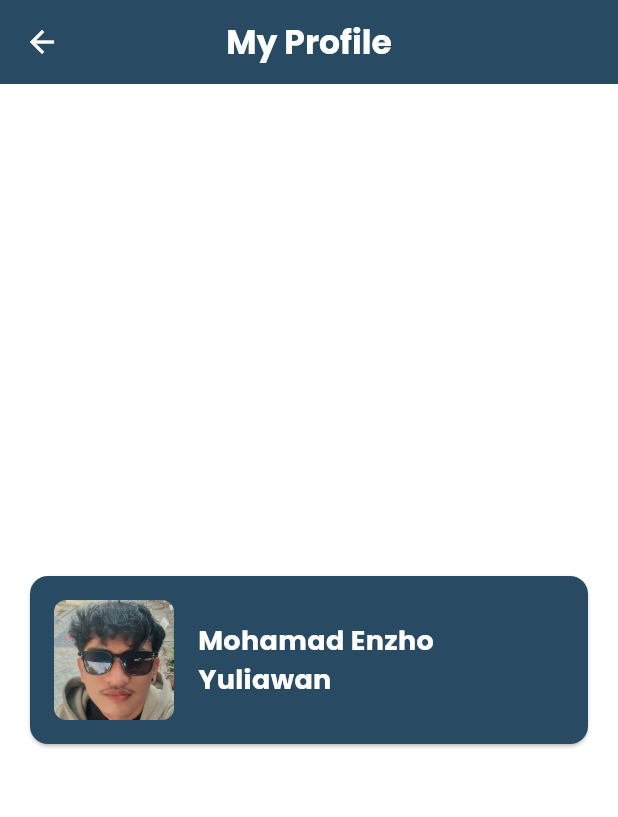
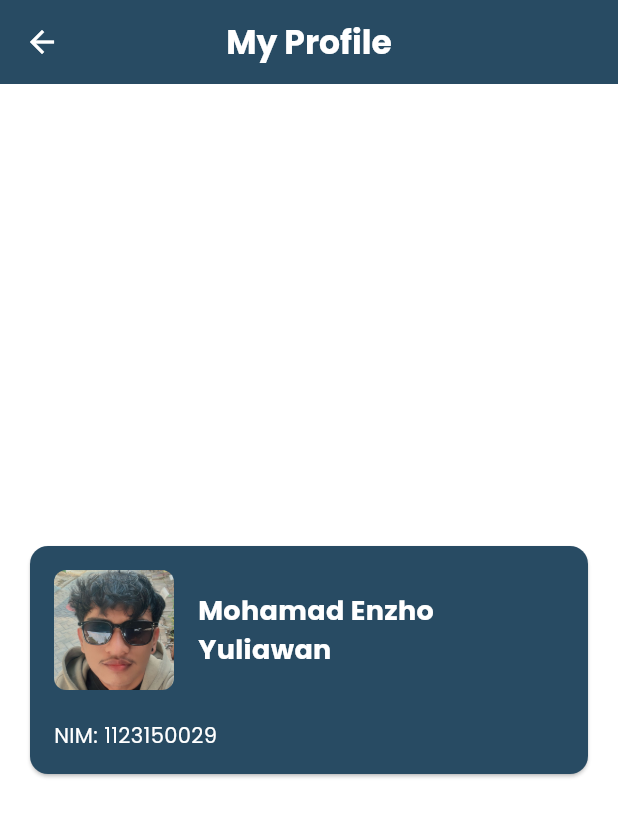
Before and after one commit to str122-xyz/Kelompok-4-trio, a Flutter app: the EnzhoProfile screen opened directly, on a phone screen of 412 x 824 dp. Shown: the top 817 px of the screen. Run offline on Flutter 3.47's test engine with Material 3 defaults, Android fonts, the phone set to English and light mode, and no system bars.

Commit message:
tambah sizedbox dan nim

```diff
--- a/lib/screens/team/enzho_profile.dart
+++ b/lib/screens/team/enzho_profile.dart
@@ -68,7 +68,19 @@ class _EnzhoProfileState extends State<EnzhoProfile> {
                         ),
                       ),
                     ],
-                  )
+                  ),
+
+                  SizedBox(height: 20),
+
+                  Text(
+                    'NIM: 1123150029',
+                    style: TextStyle(
+                      color: Colors.white,
+                      fontFamily: 'Poppins',
+                      fontSize: 14,
+                    ),
+                  ),
+
                 ],
               ),
             ),
```
